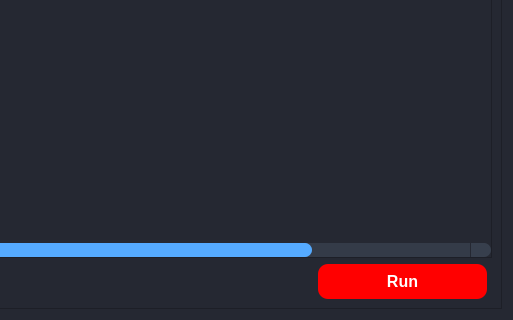
This is src/frontend/UiFiles/Jobs.ui in bassant-hisham/Anomalies-Tracker-Siemens-Academy as Qt 5 draws it before an edit; both pictures show x 283 to 796 and y 286 to 606 of the 796 by 606 pixel window. The edited form follows.
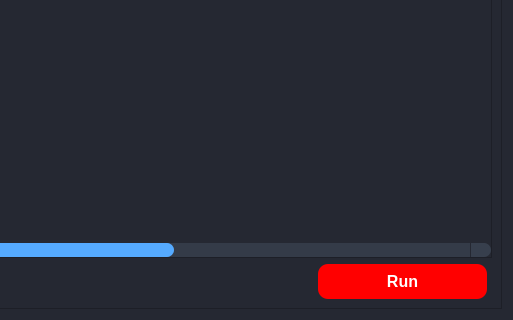
This is the edited form.

Commit message: Adding the three extra columns and showing up the job console

Diff of the .ui file:
```diff
--- a/src/frontend/UiFiles/Jobs.ui
+++ b/src/frontend/UiFiles/Jobs.ui
@@ -297,6 +297,21 @@
            <string>Design Configurations</string>
           </property>
          </column>
+                   <column>
+            <property name="text">
+            <string>Job name</string>
+            </property>
+          </column>
+           <column>
+            <property name="text">
+            <string>Job Status</string>
+            </property>
+          </column>
+        <column>
+          <property name="text">
+           <string>Show Console</string>
+          </property>
+         </column>
         </widget>
        </item>
       </layout>
```
The commit also changes 2 other files.
